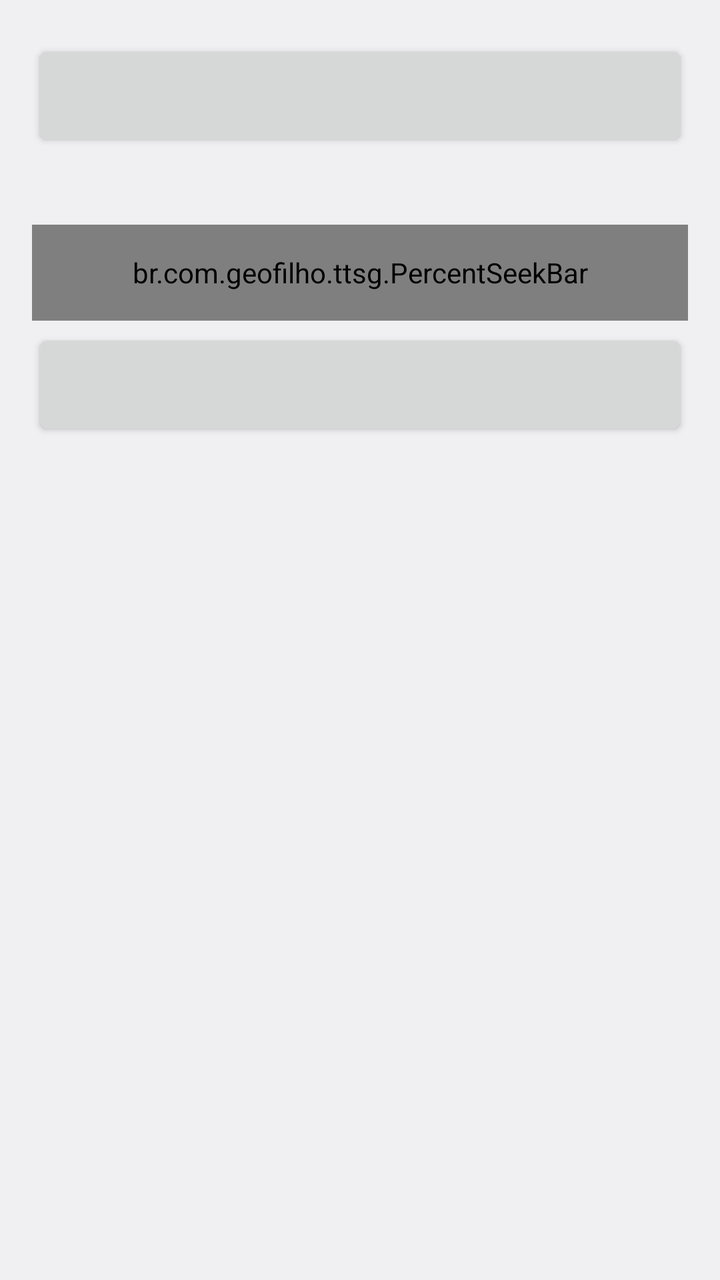
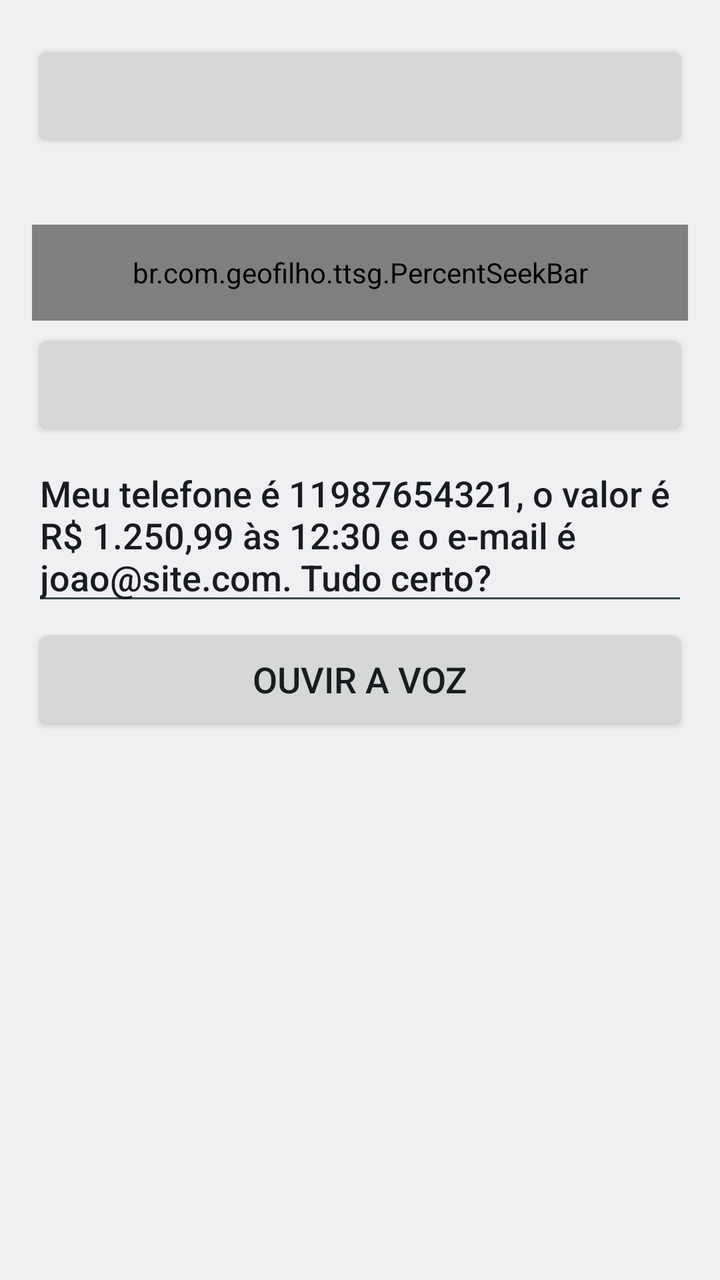

Before-and-after screenshots of an Android layout around one commit, followed by the original layout XML and the change that was made.
<!-- AndroidManifest.xml: application theme AppTheme -->
<!-- res/layout/activity_numbers.xml -->
<?xml version="1.0" encoding="utf-8"?>
<ScrollView xmlns:android="http://schemas.android.com/apk/res/android"
    android:layout_width="match_parent"
    android:layout_height="match_parent"
    android:fillViewport="true">

    <LinearLayout
        android:layout_width="match_parent"
        android:layout_height="wrap_content"
        android:orientation="vertical"
        android:padding="16dp">

        <Button
            android:id="@+id/btn_numbers"
            style="@style/Row" />

        <TextView
            android:id="@+id/lbl_number_rate"
            style="@style/SliderLabel" />

        <br.com.geofilho.ttsg.PercentSeekBar
            android:id="@+id/seek_number_rate"
            style="@style/Slider" />

        <Button
            android:id="@+id/btn_punctuation"
            style="@style/Row" />
    </LinearLayout>
</ScrollView>
<!-- resources referenced by this layout -->
<resources>
  <style name="Row">
          <item name="android:layout_width">match_parent</item>
          <item name="android:layout_height">wrap_content</item>
          <item name="android:minHeight">56dp</item>
          <item name="android:layout_marginTop">4dp</item>
          <item name="android:textSize">18sp</item>
      </style>
  <style name="Slider">
          <item name="android:layout_width">match_parent</item>
          <item name="android:layout_height">48dp</item>
          <item name="android:max">100</item>
      </style>
  <style name="SliderLabel">
          <item name="android:layout_width">match_parent</item>
          <item name="android:layout_height">wrap_content</item>
          <item name="android:layout_marginTop">12dp</item>
          <item name="android:textSize">18sp</item>
          <item name="android:importantForAccessibility">no</item>
      </style>
  <style name="AppTheme" parent="android:Theme.Material.Light.DarkActionBar" />
</resources>

<!-- the commit's change to res/layout/activity_numbers.xml (unified diff, before → after) -->
@@ -25,5 +25,18 @@
         <Button
             android:id="@+id/btn_punctuation"
             style="@style/Row" />
+
+        <EditText
+            android:id="@+id/edit_test"
+            style="@style/Row"
+            android:hint="@string/hint_test_text"
+            android:importantForAutofill="no"
+            android:inputType="textMultiLine|textCapSentences"
+            android:text="@string/numbers_test_text" />
+
+        <Button
+            android:id="@+id/btn_test"
+            style="@style/Row"
+            android:text="@string/listen" />
     </LinearLayout>
 </ScrollView>
<!-- resource entries referenced after the edit -->
@@ -1,5 +1,8 @@
 <!-- resources referenced by this layout -->
 <resources>
+  <string name="hint_test_text">Texto para testar a voz</string>
+  <string name="listen">Ouvir a voz</string>
+  <string name="numbers_test_text">Meu telefone é 11987654321, o valor é R$ 1.250,99 às 12:30 e o e-mail é joao@site.com. Tudo certo?</string>
   <style name="Row">
           <item name="android:layout_width">match_parent</item>
           <item name="android:layout_height">wrap_content</item>
